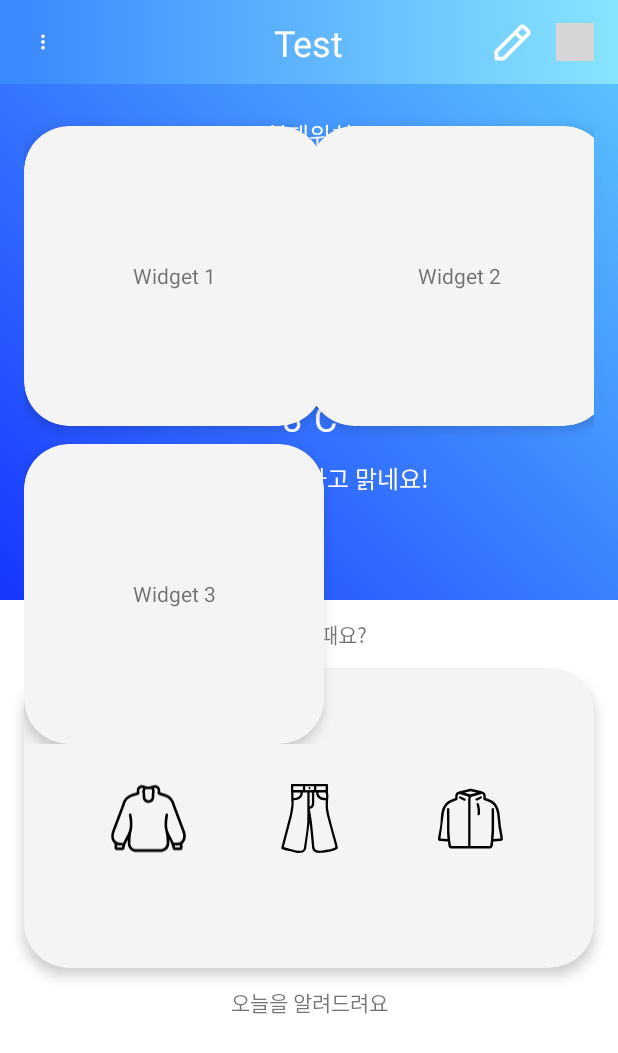
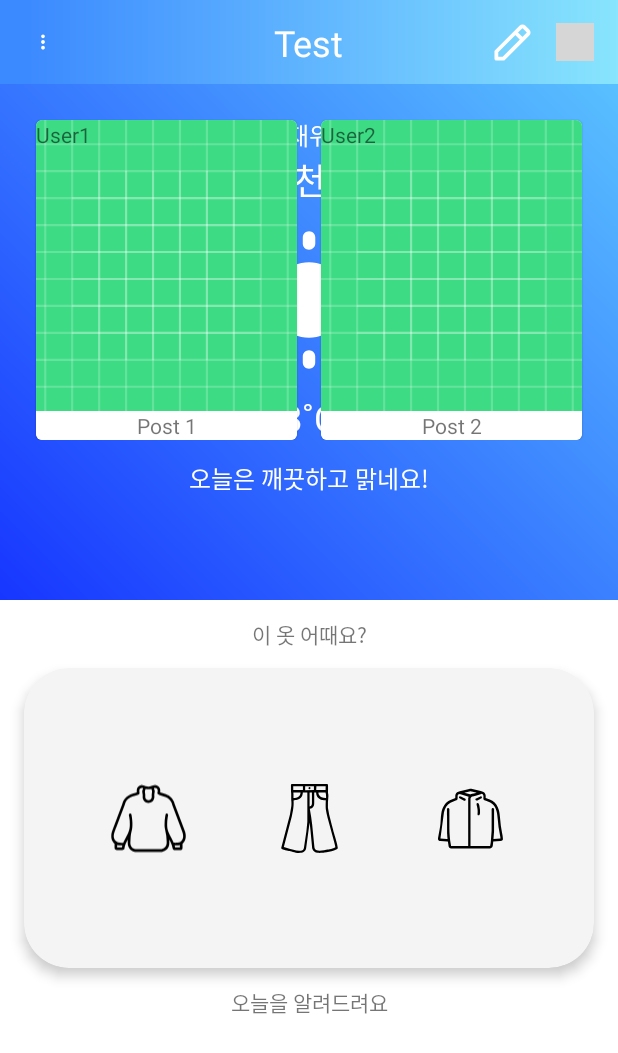
Before and after one commit to Hyewon711/TodayWeather, an Android app: the fragment StyleFragment placed in its activity, on a phone screen of 412 x 824 dp. Shown: the top 1053 px of the screen. Run offline under Robolectric (Android 15) with nearby library versions, the phone set to English and light mode, and no system bars; our stand-ins replace Dagger/Hilt's generated code, Firebase (no records; nobody signed in at launch, a user with empty details on screens opened directly), RxJava; libraries missing offline, so code that uses them is left out: com.jakewharton.rxbinding4, com.kakao.sdk; pictures from the network do not load; 1 statement that could not run was skipped; grey boxes are pictures that could not be loaded.

Commit message:
[Feat] Firestore 연동

```diff
--- a/app/build.gradle.kts
+++ b/app/build.gradle.kts
@@ -78,6 +78,7 @@ dependencies {
     // Firebase
     implementation(platform("com.google.firebase:firebase-bom:32.5.0"))
     implementation("com.google.firebase:firebase-analytics")
+    implementation("com.google.firebase:firebase-firestore-ktx:24.8.1")
 
     // Retrofit2
     implementation ("com.squareup.retrofit2:retrofit:2.9.0")
--- a/app/src/main/java/com/seo/todayweather/data/Post.kt
+++ /dev/null
@@ -1,6 +0,0 @@
-package com.seo.todayweather.data
-
-data class Post(
-    val title: String,
-    var content: String
-)
--- /dev/null
+++ b/app/src/main/java/com/seo/todayweather/data/StylePost.kt
@@ -0,0 +1,8 @@
+package com.seo.todayweather.data
+
+data class StylePost(
+    val id: String = "",
+    val name: String,
+    val title: String,
+    val content: String
+)
--- a/app/src/main/java/com/seo/todayweather/ui/MainActivity.kt
+++ b/app/src/main/java/com/seo/todayweather/ui/MainActivity.kt
@@ -40,15 +40,15 @@ class MainActivity : AppCompatActivity() {
         }
         initView()
 
-        viewModel.getWeather(
-            "JSON",
-            2,
-            1,
-            20231126,
-            1100,
-            CurrentLocation.currentLocation?.latitude?.toInt().toString(),
-            CurrentLocation.currentLocation?.longitude?.toInt().toString()
-        )
+//        viewModel.getWeather(
+//            "JSON",
+//            2,
+//            1,
+//            20231128,
+//            1100,
+//            CurrentLocation.currentLocation?.latitude?.toInt().toString(),
+//            CurrentLocation.currentLocation?.longitude?.toInt().toString()
+//        )
 
         viewModel.weatherResponse.observe(this) {
             if (it.body() != null) {
--- a/app/src/main/java/com/seo/todayweather/ui/adapter/StyleRecyclerAdapter.kt
+++ b/app/src/main/java/com/seo/todayweather/ui/adapter/StyleRecyclerAdapter.kt
@@ -3,13 +3,14 @@ package com.seo.todayweather.ui.adapter
 import android.view.LayoutInflater
 import android.view.ViewGroup
 import androidx.recyclerview.widget.RecyclerView
-import com.seo.todayweather.data.Post
+import com.seo.todayweather.data.StylePost
 import com.seo.todayweather.databinding.ItemHomeBinding
+import com.seo.todayweather.databinding.ItemStyleBinding
 
-class StyleRecyclerAdapter(private var items: List<Post>) :
+class StyleRecyclerAdapter(private var items: List<StylePost>) :
     RecyclerView.Adapter<StyleRecyclerAdapter.PostInfo>() {
 
-    inner class PostInfo(val itemBinding: ItemHomeBinding) :
+    inner class PostInfo(val itemBinding: ItemStyleBinding) :
         RecyclerView.ViewHolder(itemBinding.root) {
 
     }
@@ -19,7 +20,7 @@ class StyleRecyclerAdapter(private var items: List<Post>) :
         viewType: Int
     ): PostInfo {
         val binding =
-            ItemHomeBinding.inflate(LayoutInflater.from(parent.context), parent, false)
+            ItemStyleBinding.inflate(LayoutInflater.from(parent.context), parent, false)
         return PostInfo(binding)
     }
 
@@ -30,11 +31,11 @@ class StyleRecyclerAdapter(private var items: List<Post>) :
         val postInfo = items[position]
 
         with(holder.itemBinding) {
+            postInfo.name.let {
+                tvName.text = it
+            }
             postInfo.title.let {
-                tvTest.text = it
-            }
-            postInfo.content.let {
-//                tvAuthor.text = it
+                tvTitle.text = it
             }
         }
     }
--- /dev/null
+++ b/app/src/main/java/com/seo/todayweather/ui/style/FirestoreManager.kt
@@ -0,0 +1,20 @@
+package com.seo.todayweather.ui.style
+
+import com.google.firebase.firestore.CollectionReference
+import com.google.firebase.firestore.FirebaseFirestore
+import com.seo.todayweather.data.StylePost
+import kotlinx.coroutines.tasks.await
+
+class FirestoreManager {
+
+    private val db = FirebaseFirestore.getInstance()
+    private val notesCollection: CollectionReference = db.collection("notes")
+
+    suspend fun addNote(note: StylePost) {
+        notesCollection.add(note).await()
+    }
+
+    suspend fun getAllNotes(): MutableList<StylePost> {
+        return notesCollection.get().await().toObjects(StylePost::class.java)
+    }
+}
--- a/app/src/main/java/com/seo/todayweather/ui/style/StyleFragment.kt
+++ b/app/src/main/java/com/seo/todayweather/ui/style/StyleFragment.kt
@@ -1,25 +1,58 @@
 package com.seo.todayweather.ui.style
 
+import android.util.Log
 import androidx.recyclerview.widget.GridLayoutManager
+import com.google.firebase.firestore.FirebaseFirestore
 import com.seo.todayweather.base.BaseFragment
-import com.seo.todayweather.data.Post
+import com.seo.todayweather.data.StylePost
 import com.seo.todayweather.databinding.FragmentStyleBinding
 import com.seo.todayweather.ui.adapter.StyleRecyclerAdapter
+import com.seo.todayweather.util.common.TAG
+import kotlinx.coroutines.CoroutineScope
+import kotlinx.coroutines.Dispatchers
+import kotlinx.coroutines.launch
+import kotlinx.coroutines.tasks.await
 
 class StyleFragment : BaseFragment<FragmentStyleBinding>(FragmentStyleBinding::inflate) {
+    private val firestoreManager = FirestoreManager()
+    private var postList = mutableListOf<StylePost>()
+
     override fun onViewCreated() {
         initView()
     }
 
     private fun initView() {
+        writeStylePost()
+//        getStylePost()
         with(binding.rvStyle) {
-            val items = listOf(
-                Post("Widget 1", "Content 1"),
-                Post("Widget 2", "Content 2"),
-                Post("Widget 3", "Content 3")
-            )
             layoutManager = GridLayoutManager(activity, 2)
-            adapter = StyleRecyclerAdapter(items)
+            adapter = StyleRecyclerAdapter(postList)
+        }
+    }
+
+    private fun writeStylePost() {
+        /* test */
+        val samplePost1 = StylePost(name = "User1", title = "Post 1", content = "Content 1")
+        val samplePost2 = StylePost(name = "User2", title = "Post 2", content = "Content 2")
+        postList.addAll(listOf(samplePost1, samplePost2))
+
+        val db = FirebaseFirestore.getInstance()
+        val notesCollection = db.collection("stylePost")
+
+        try {
+            notesCollection.add(samplePost1)
+            notesCollection.add(samplePost2)
+            // 작성이 성공한 경우
+            Log.d(TAG,"Note added successfully!")
+        } catch (e: Exception) {
+            // 작성이 실패한 경우
+            Log.d(TAG,"Error adding note: $e")
+        }
+    }
+
+    private fun getStylePost() {
+        CoroutineScope(Dispatchers.Main).launch {
+            postList = firestoreManager.getAllNotes()
         }
     }
 }
--- a/app/src/main/java/com/seo/todayweather/util/common/CurrentLocationManager.kt
+++ b/app/src/main/java/com/seo/todayweather/util/common/CurrentLocationManager.kt
@@ -160,7 +160,6 @@ class CurrentLocationManager(private val context: Context) {
 
         val geocoder = Geocoder(context, Locale.getDefault())
         val addresses: List<Address>? = geocoder.getFromLocation(latitude, longitude, 1)
-        Log.d("로그", "updateLocation: $addresses")
         if (!addresses.isNullOrEmpty()) {
             val address = addresses[0]
             val addressText = address.getAddressLine(0)
--- a/app/src/main/res/layout/item_style.xml
+++ b/app/src/main/res/layout/item_style.xml
@@ -28,7 +28,7 @@
                 app:layout_constraintEnd_toEndOf="parent"/>
 
             <com.google.android.material.textview.MaterialTextView
-                android:id="@+id/tv_title"
+                android:id="@+id/tv_name"
                 android:layout_width="match_parent"
                 android:layout_height="wrap_content"
                 android:text="@string/style_item_author"
@@ -45,7 +45,7 @@
                 app:layout_constraintTop_toBottomOf="@id/iv_style">
 
                 <com.google.android.material.textview.MaterialTextView
-                    android:id="@+id/tv_author"
+                    android:id="@+id/tv_title"
                     android:layout_width="wrap_content"
                     android:layout_height="wrap_content"
                     android:text="@string/style_item_author"
```
Also changed, not shown: app/src/main/java/com/seo/todayweather/ui/commend/CommendFragment.kt (+10 -9 lines).
